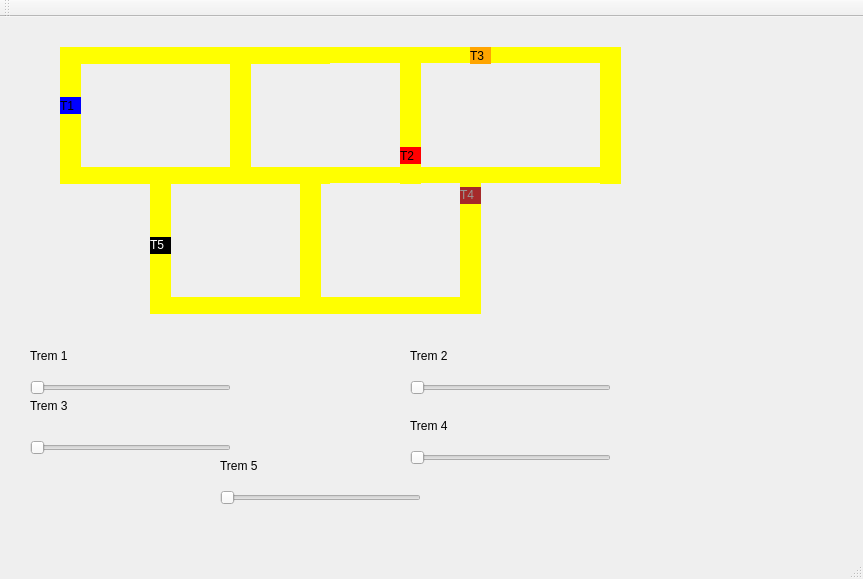
This is Código QT5 Ubuntu - Trem/mainwindow.ui in andrefsilveira1/Sistemas-Operacionais-Trens as Qt 5 draws it before an edit. The edited form follows.
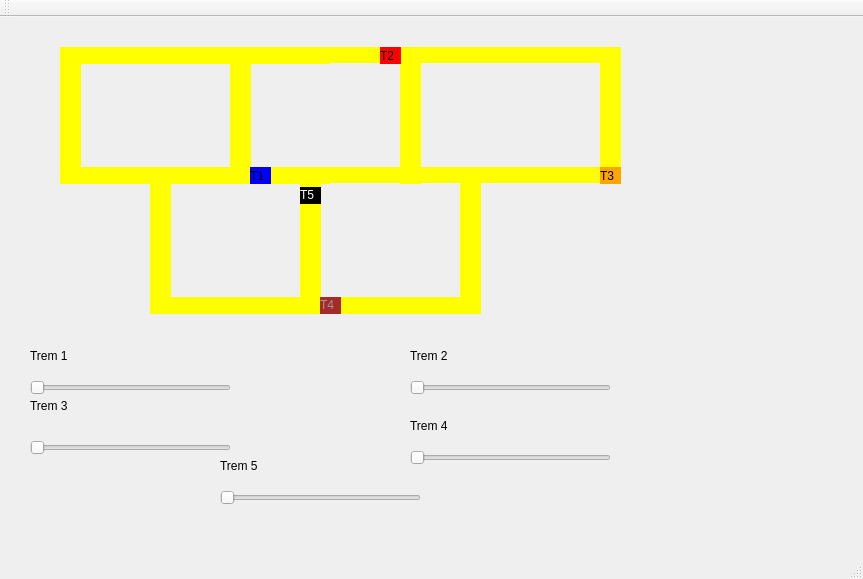
This is the edited form.

Patch:
```diff
--- a/Código QT5 Ubuntu - Trem/mainwindow.ui
+++ b/Código QT5 Ubuntu - Trem/mainwindow.ui
@@ -17,8 +17,8 @@
    <widget class="QLabel" name="label_trem1">
     <property name="geometry">
      <rect>
-      <x>60</x>
-      <y>80</y>
+      <x>250</x>
+      <y>150</y>
       <width>21</width>
       <height>17</height>
      </rect>
@@ -145,8 +145,8 @@
    <widget class="QLabel" name="label_trem2">
     <property name="geometry">
      <rect>
-      <x>400</x>
-      <y>130</y>
+      <x>380</x>
+      <y>30</y>
       <width>21</width>
       <height>17</height>
      </rect>
@@ -291,8 +291,8 @@
    <widget class="QLabel" name="label_trem3">
     <property name="geometry">
      <rect>
-      <x>470</x>
-      <y>30</y>
+      <x>600</x>
+      <y>150</y>
       <width>21</width>
       <height>17</height>
      </rect>
@@ -307,8 +307,8 @@
    <widget class="QLabel" name="label_trem4">
     <property name="geometry">
      <rect>
-      <x>460</x>
-      <y>170</y>
+      <x>320</x>
+      <y>280</y>
       <width>21</width>
       <height>17</height>
      </rect>
@@ -323,8 +323,8 @@
    <widget class="QLabel" name="label_trem5">
     <property name="geometry">
      <rect>
-      <x>150</x>
-      <y>220</y>
+      <x>300</x>
+      <y>170</y>
       <width>21</width>
       <height>17</height>
      </rect>
```
